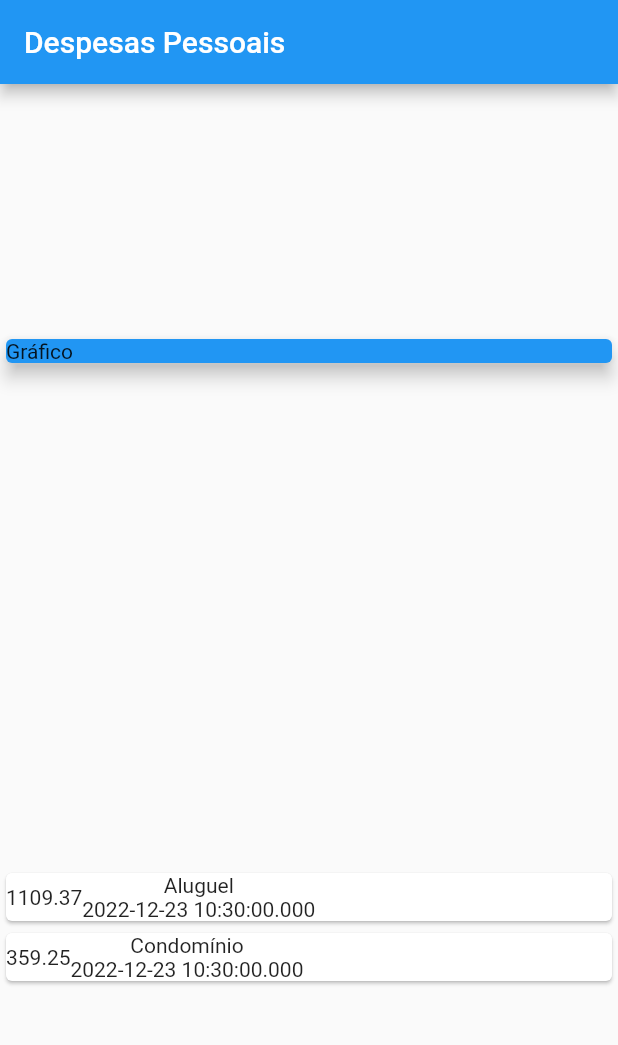
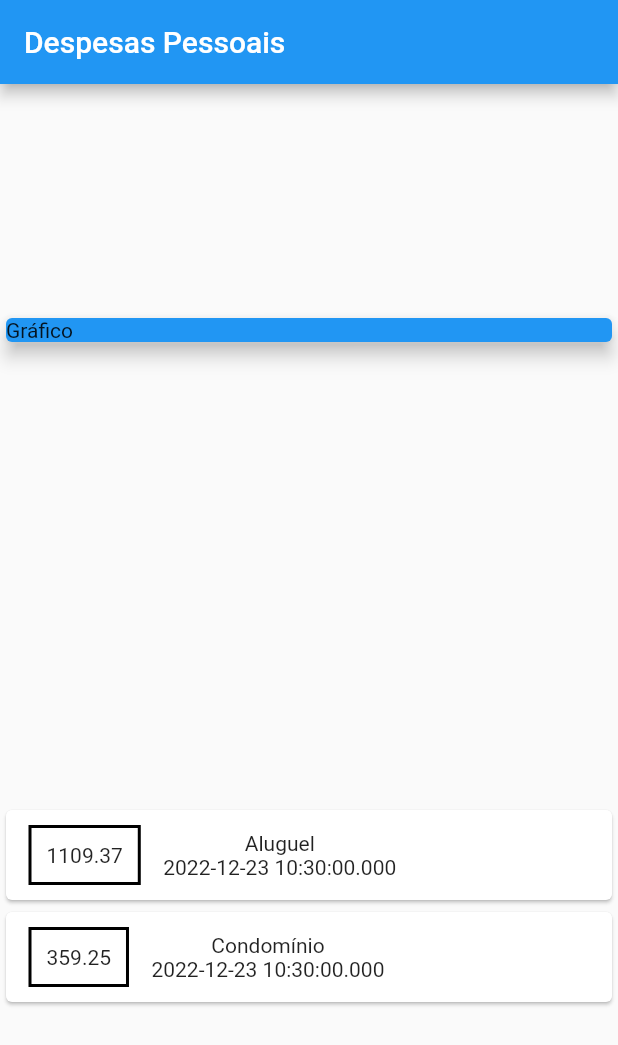
Before and after one commit to teilorbarcelos/personal-expenses-flutter, a Flutter app: the screen it shows after launch, on a phone screen of 412 x 824 dp. Shown: the top 1045 px of the screen. Run offline on Flutter 3.47's test engine with Material 2 defaults, Android fonts, the light colour scheme and no system bars.

Commit message:
applied style to transaction value

```diff
--- a/lib/main.dart
+++ b/lib/main.dart
@@ -47,6 +47,11 @@ class MyHomePage extends StatelessWidget {
                   child: Row(
                     children: [
                       Container(
+                        margin:
+                            EdgeInsets.symmetric(horizontal: 15, vertical: 10),
+                        decoration: BoxDecoration(
+                            border: Border.all(color: Colors.black, width: 2)),
+                        padding: EdgeInsets.all(10),
                         child: Text(transactionItem.value.toString()),
                       ),
                       Column(
```
